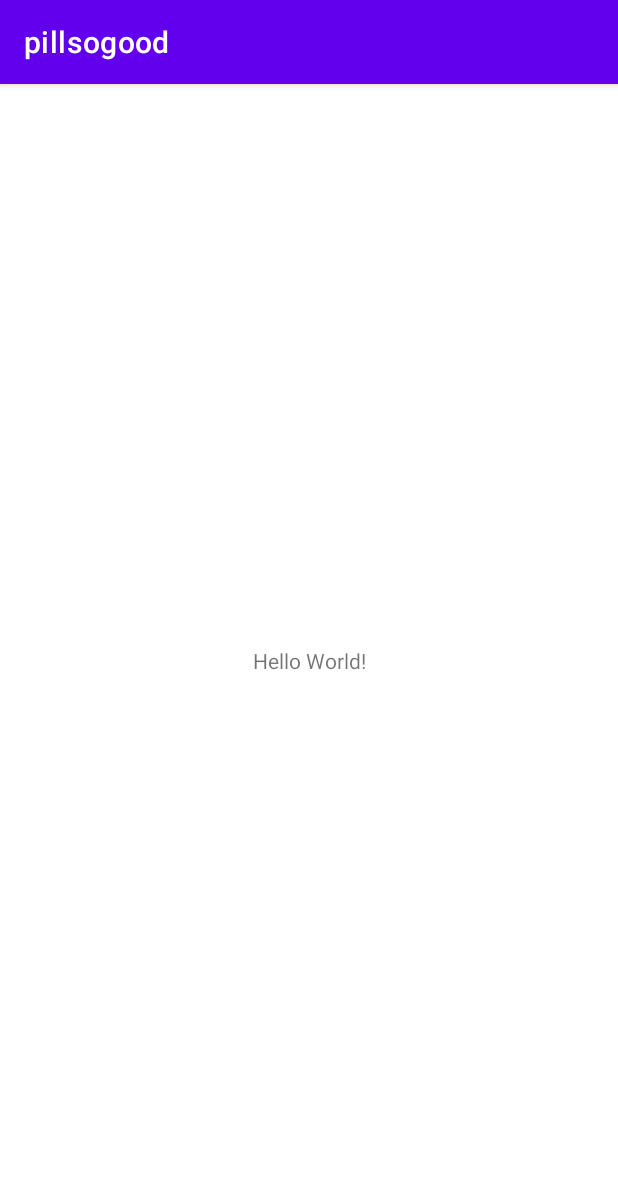
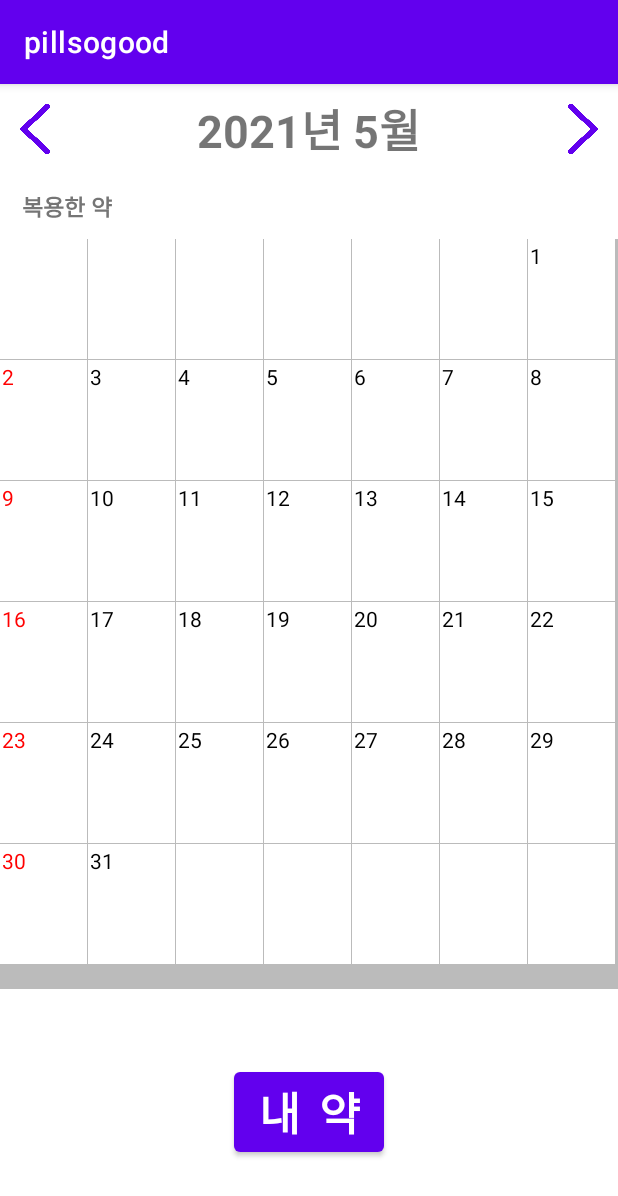
Before and after one commit to opensourceSW-13/pillsogood, an Android app: the screen it shows after launch (MainActivity), on a phone screen of 412 x 824 dp. Shown: the top 1196 px of the screen. Run offline under Robolectric (Android 15) with nearby library versions, the phone set to English and light mode, and no system bars.

Commit message:
2021-05-26 Commit

```diff
--- a/app/src/main/java/com/opensource13/pillsogood/MainActivity.java
+++ b/app/src/main/java/com/opensource13/pillsogood/MainActivity.java
@@ -1,14 +1,105 @@
 package com.opensource13.pillsogood;
+
+import android.os.Bundle;
+import android.util.Log;
+import android.view.View;
+import android.widget.AdapterView;
+import android.widget.Button;
+import android.widget.GridView;
+import android.widget.TextView;
 
 import androidx.appcompat.app.AppCompatActivity;
 
-import android.os.Bundle;
+/**
+ * 그리드뷰를 이용해 월별 캘린더를 만드는 방법에 대해 알 수 있습니다.
+ *
+ * @author Mike
+ */
+public class MainActivity extends AppCompatActivity {
 
-public class MainActivity extends AppCompatActivity {
+    /**
+     * 월별 캘린더 뷰 객체
+     */
+    GridView monthView;
+
+    /**
+     * 월별 캘린더 어댑터
+     */
+    MonthAdapter monthViewAdapter;
+
+    /**
+     * 월을 표시하는 텍스트뷰
+     */
+    TextView monthText;
+
+    /**
+     * 현재 연도
+     */
+    int curYear;
+
+    /**
+     * 현재 월
+     */
+    int curMonth;
 
     @Override
     protected void onCreate(Bundle savedInstanceState) {
         super.onCreate(savedInstanceState);
         setContentView(R.layout.activity_main);
+
+        // 월별 캘린더 뷰 객체 참조
+        monthView = (GridView) findViewById(R.id.monthView);
+        monthViewAdapter = new MonthAdapter(this);
+        monthView.setAdapter(monthViewAdapter);
+
+        // 리스너 설정
+        monthView.setOnItemClickListener(new AdapterView.OnItemClickListener() {
+            @Override
+            public void onItemClick(AdapterView<?> adapterView, View view, int position, long l) {
+                // 현재 선택한 일자 정보 표시
+                MonthItem curItem = (MonthItem) monthViewAdapter.getItem(position);
+                int day = curItem.getDay();
+
+                Log.d("MainActivity", "Selected : " + day);
+            }
+        });
+
+
+        monthText = (TextView) findViewById(R.id.monthText);
+        setMonthText();
+
+        // 이전 월로 넘어가는 이벤트 처리
+        Button monthPrevious = (Button) findViewById(R.id.monthPrevious);
+        monthPrevious.setOnClickListener(new View.OnClickListener() {
+            public void onClick(View v) {
+                monthViewAdapter.setPreviousMonth();
+                monthViewAdapter.notifyDataSetChanged();
+
+                setMonthText();
+            }
+        });
+
+        // 다음 월로 넘어가는 이벤트 처리
+        Button monthNext = (Button) findViewById(R.id.monthNext);
+        monthNext.setOnClickListener(new View.OnClickListener() {
+            public void onClick(View v) {
+                monthViewAdapter.setNextMonth();
+                monthViewAdapter.notifyDataSetChanged();
+
+                setMonthText();
+            }
+        });
+
     }
+
+    /**
+     * 월 표시 텍스트 설정
+     */
+    private void setMonthText() {
+        curYear = monthViewAdapter.getCurYear();
+        curMonth = monthViewAdapter.getCurMonth();
+
+        monthText.setText(curYear + "년 " + (curMonth + 1) + "월");
+    }
+
 }
--- /dev/null
+++ b/app/src/main/java/com/opensource13/pillsogood/MonthAdapter.java
@@ -0,0 +1,294 @@
+package com.opensource13.pillsogood;
+
+import android.content.Context;
+import android.graphics.Color;
+import android.text.format.Time;
+import android.util.AttributeSet;
+import android.util.Log;
+import android.view.Gravity;
+import android.view.View;
+import android.view.ViewGroup;
+import android.widget.BaseAdapter;
+import android.widget.GridView;
+
+import java.util.Calendar;
+
+/**
+ * 어댑터 객체 정의
+ *
+ * @author Mike
+ *
+ */
+public class MonthAdapter extends BaseAdapter {
+
+    public static final String TAG = "MonthAdapter";
+
+    Context mContext;
+
+    public static int oddColor = Color.rgb(225, 225, 225);
+    public static int headColor = Color.rgb(12, 32, 158);
+
+    private int selectedPosition = -1;
+
+    private MonthItem[] items;
+
+    private int countColumn = 7;
+
+    int mStartDay;
+    int startDay;
+    int curYear;
+    int curMonth;
+
+    int firstDay;
+    int lastDay;
+
+    Calendar mCalendar;
+    boolean recreateItems = false;
+
+    public MonthAdapter(Context context) {
+        super();
+
+        mContext = context;
+
+        init();
+    }
+
+    public MonthAdapter(Context context, AttributeSet attrs) {
+        super();
+
+        mContext = context;
+
+        init();
+    }
+
+    private void init() {
+        items = new MonthItem[7 * 6];
+
+        mCalendar = Calendar.getInstance();
+        recalculate();
+        resetDayNumbers();
+
+    }
+
+    public void recalculate() {
+
+        // set to the first day of the month
+        mCalendar.set(Calendar.DAY_OF_MONTH, 1);
+
+        // get week day
+        int dayOfWeek = mCalendar.get(Calendar.DAY_OF_WEEK);
+        firstDay = getFirstDay(dayOfWeek);
+        Log.d(TAG, "firstDay : " + firstDay);
+
+        mStartDay = mCalendar.getFirstDayOfWeek();
+        curYear = mCalendar.get(Calendar.YEAR);
+        curMonth = mCalendar.get(Calendar.MONTH);
+        lastDay = getMonthLastDay(curYear, curMonth);
+
+        Log.d(TAG, "curYear : " + curYear + ", curMonth : " + curMonth + ", lastDay : " + lastDay);
+
+        int diff = mStartDay - Calendar.SUNDAY - 1;
+        startDay = getFirstDayOfWeek();
+        Log.d(TAG, "mStartDay : " + mStartDay + ", startDay : " + startDay);
+
+    }
+
+    public void setPreviousMonth() {
+        mCalendar.add(Calendar.MONTH, -1);
+        recalculate();
+
+        resetDayNumbers();
+        selectedPosition = -1;
+    }
+
+    public void setNextMonth() {
+        mCalendar.add(Calendar.MONTH, 1);
+        recalculate();
+
+        resetDayNumbers();
+        selectedPosition = -1;
+    }
+
+    public void resetDayNumbers() {
+        for (int i = 0; i < 42; i++) {
+            // calculate day number
+            int dayNumber = (i+1) - firstDay;
+            if (dayNumber < 1 || dayNumber > lastDay) {
+                dayNumber = 0;
+            }
+
+            // save as a data item
+            items[i] = new MonthItem(dayNumber);
+        }
+    }
+
+    private int getFirstDay(int dayOfWeek) {
+        int result = 0;
+        if (dayOfWeek == Calendar.SUNDAY) {
+            result = 0;
+        } else if (dayOfWeek == Calendar.MONDAY) {
+            result = 1;
+        } else if (dayOfWeek == Calendar.TUESDAY) {
+            result = 2;
+        } else if (dayOfWeek == Calendar.WEDNESDAY) {
+            result = 3;
+        } else if (dayOfWeek == Calendar.THURSDAY) {
+            result = 4;
+        } else if (dayOfWeek == Calendar.FRIDAY) {
+            result = 5;
+        } else if (dayOfWeek == Calendar.SATURDAY) {
+            result = 6;
+        }
+
+        return result;
+    }
+
+
+    public int getCurYear() {
+        return curYear;
+    }
+
+    public int getCurMonth() {
+        return curMonth;
+    }
+
+
+    public int getNumColumns() {
+        return 7;
+    }
+
+    public int getCount() {
+        return 7 * 6;
+    }
+
+    public Object getItem(int position) {
+        return items[position];
+    }
+
+    public long getItemId(int position) {
+        return position;
+    }
+
+    public View getView(int position, View convertView, ViewGroup parent) {
+        Log.d(TAG, "getView(" + position + ") called.");
+
+        MonthItemView itemView;
+        if (convertView == null) {
+            itemView = new MonthItemView(mContext);
+        } else {
+            itemView = (MonthItemView) convertView;
+        }
+
+        // create a params
+        GridView.LayoutParams params = new GridView.LayoutParams(
+                GridView.LayoutParams.MATCH_PARENT,
+                120);
+
+        // calculate row and column
+        int rowIndex = position / countColumn;
+        int columnIndex = position % countColumn;
+
+        Log.d(TAG, "Index : " + rowIndex + ", " + columnIndex);
+
+        // set item data and properties
+        itemView.setItem(items[position]);
+        itemView.setLayoutParams(params);
+        itemView.setPadding(2, 2, 2, 2);
+
+        // set properties
+        itemView.setGravity(Gravity.LEFT);
+
+        if (columnIndex == 0) {
+            itemView.setTextColor(Color.RED);
+        } else {
+            itemView.setTextColor(Color.BLACK);
+        }
+
+        // set background color
+        if (position == getSelectedPosition()) {
+            itemView.setBackgroundColor(Color.YELLOW);
+        } else {
+            itemView.setBackgroundColor(Color.WHITE);
+        }
+
+
+
+
+        return itemView;
+    }
+
+
+    /**
+     * Get first day of week as android.text.format.Time constant.
+     * @return the first day of week in android.text.format.Time
+     */
+    public static int getFirstDayOfWeek() {
+        int startDay = Calendar.getInstance().getFirstDayOfWeek();
+        if (startDay == Calendar.SATURDAY) {
+            return Time.SATURDAY;
+        } else if (startDay == Calendar.MONDAY) {
+            return Time.MONDAY;
+        } else {
+            return Time.SUNDAY;
+        }
+    }
+
+
+    /**
+     * get day count for each month
+     *
+     * @param year
+     * @param month
+     * @return
+     */
+    private int getMonthLastDay(int year, int month){
+        switch (month) {
+            case 0:
+            case 2:
+            case 4:
+            case 6:
+            case 7:
+            case 9:
+            case 11:
+                return (31);
+
+            case 3:
+            case 5:
+            case 8:
+            case 10:
+                return (30);
+
+            default:
+                if(((year%4==0)&&(year%100!=0)) || (year%400==0) ) {
+                    return (29);   // 2월 윤년계산
+                } else {
+                    return (28);
+                }
+        }
+    }
+
+
+
+
+
+
+
+
+    /**
+     * set selected row
+     */
+    public void setSelectedPosition(int selectedPosition) {
+        this.selectedPosition = selectedPosition;
+    }
+
+    /**
+     * get selected row
+     *
+     * @return
+     */
+    public int getSelectedPosition() {
+        return selectedPosition;
+    }
+
+
+}
--- /dev/null
+++ b/app/src/main/java/com/opensource13/pillsogood/MonthItem.java
@@ -0,0 +1,31 @@
+package com.opensource13.pillsogood;
+
+/**
+ * 일자 정보를 담기 위한 클래스 정의
+ *
+ * @author Mike
+ *
+ */
+public class MonthItem {
+
+    private int dayValue;
+
+    public MonthItem() {
+
+    }
+
+    public MonthItem(int day) {
+        dayValue = day;
+    }
+
+    public int getDay() {
+        return dayValue;
+    }
+
+    public void setDay(int day) {
+        this.dayValue = day;
+    }
+
+
+
+}
--- /dev/null
+++ b/app/src/main/java/com/opensource13/pillsogood/MonthItemView.java
@@ -0,0 +1,52 @@
+package com.opensource13.pillsogood;
+
+import android.content.Context;
+import android.graphics.Color;
+import android.util.AttributeSet;
+
+import androidx.appcompat.widget.AppCompatTextView;
+
+/**
+ * 일자에 표시하는 텍스트뷰 정의
+ *
+ * @author Mike
+ */
+public class MonthItemView extends AppCompatTextView {
+
+    private MonthItem item;
+
+    public MonthItemView(Context context) {
+        super(context);
+
+        init();
+    }
+
+    public MonthItemView(Context context, AttributeSet attrs) {
+        super(context, attrs);
+
+        init();
+    }
+
+    private void init() {
+        setBackgroundColor(Color.WHITE);
+    }
+
+
+    public MonthItem getItem() {
+        return item;
+    }
+
+    public void setItem(MonthItem item) {
+        this.item = item;
+
+        int day = item.getDay();
+        if (day != 0) {
+            setText(String.valueOf(day));
+        } else {
+            setText("");
+        }
+
+    }
+
+
+}
--- a/app/src/main/res/layout/activity_main.xml
+++ b/app/src/main/res/layout/activity_main.xml
@@ -6,13 +6,95 @@
     android:layout_height="match_parent"
     tools:context=".MainActivity">
 
-    <TextView
-        android:layout_width="wrap_content"
-        android:layout_height="wrap_content"
-        android:text="Hello World!"
-        app:layout_constraintBottom_toBottomOf="parent"
-        app:layout_constraintLeft_toLeftOf="parent"
-        app:layout_constraintRight_toRightOf="parent"
-        app:layout_constraintTop_toTopOf="parent" />
+    <LinearLayout
+        android:orientation="vertical"
+        android:layout_height="match_parent"
+        android:layout_width="match_parent">
+
+
+        <RelativeLayout
+            android:layout_height="60dp"
+            android:layout_width="match_parent"
+            android:background="#ffffffff"
+            >
+
+            <Button
+                android:id="@+id/monthPrevious"
+                android:layout_width="20dp"
+                android:layout_height="45dp"
+                android:layout_alignParentLeft="true"
+                android:layout_margin="13dp"
+                android:background="@drawable/backward"
+                android:gravity="center_horizontal" />
+
+            <TextView
+                android:id="@+id/monthText"
+                android:layout_width="198dp"
+                android:layout_height="wrap_content"
+                android:layout_centerInParent="true"
+                android:gravity="center_horizontal"
+                android:text="MonthView"
+                android:textSize="30dp"
+                android:textStyle="bold" />
+
+            <Button
+                android:id="@+id/monthNext"
+                android:layout_width="20dp"
+                android:layout_height="45dp"
+                android:layout_margin="13dp"
+                android:background="@drawable/forward"
+                android:gravity="center_horizontal"
+                android:layout_alignParentRight="true"
+                />
+
+        </RelativeLayout>
+
+        <TextView
+            android:id="@+id/middleText"
+            android:layout_width="70dp"
+            android:layout_height="wrap_content"
+            android:layout_centerInParent="true"
+            android:layout_margin="10dp"
+            android:gravity="center_horizontal"
+            android:rotationX="-2"
+            android:text="복용한 약"
+            android:textAppearance="@style/TextAppearance.AppCompat.Small"
+            android:textSize="15dp"
+            android:textStyle="bold" />
+
+        <GridView
+            android:id="@+id/monthView"
+            android:layout_width="match_parent"
+            android:layout_height="500dp"
+            android:background="#ffbbbbbb"
+            android:horizontalSpacing="1dp"
+            android:numColumns="7"
+            android:stretchMode="columnWidth"
+            android:verticalSpacing="1dp" />
+
+        <RelativeLayout
+            android:layout_width="match_parent"
+            android:layout_height="match_parent"
+            android:background="#ffffffff"
+            android:visibility="visible"
+            tools:visibility="visible">
+
+            <Button
+                android:id="@+id/mypeel"
+                android:layout_width="wrap_content"
+                android:layout_height="wrap_content"
+                android:layout_centerInParent="true"
+                android:gravity="center_horizontal"
+                android:text="내 약"
+                android:textSize="30dp"
+                android:textStyle="bold"
+
+                 />
+
+
+        </RelativeLayout>
+
+    </LinearLayout>
+
 
 </androidx.constraintlayout.widget.ConstraintLayout>
```
Also changed, not shown: app/src/main/res/drawable/backward.png (added), app/src/main/res/drawable/forward.png (added).
